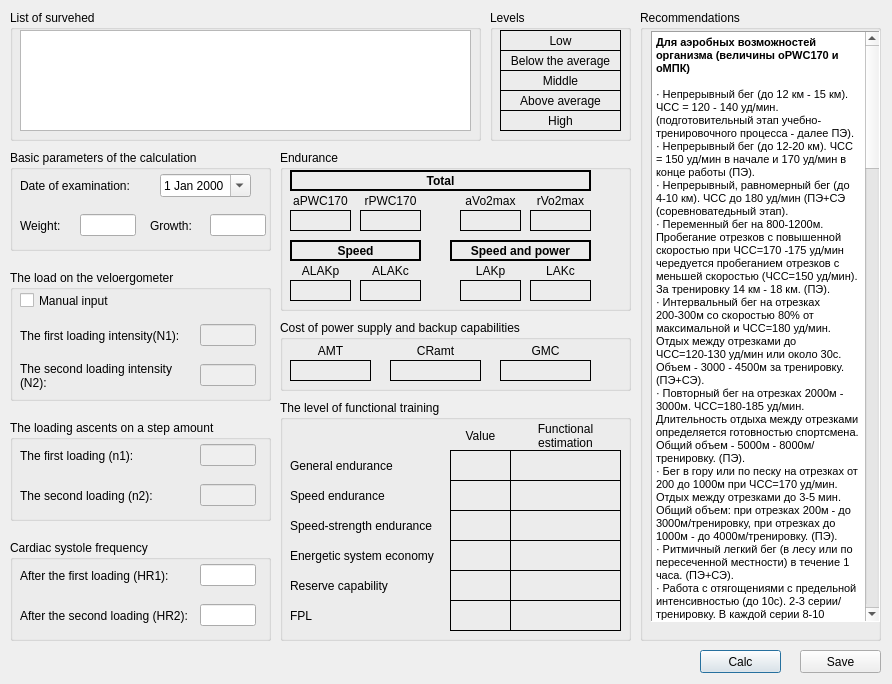
This is shvsm/shvsmcreatedialog.ui in SeregaGomen/shvsm as Qt 5 draws it before an edit. The edited form follows.
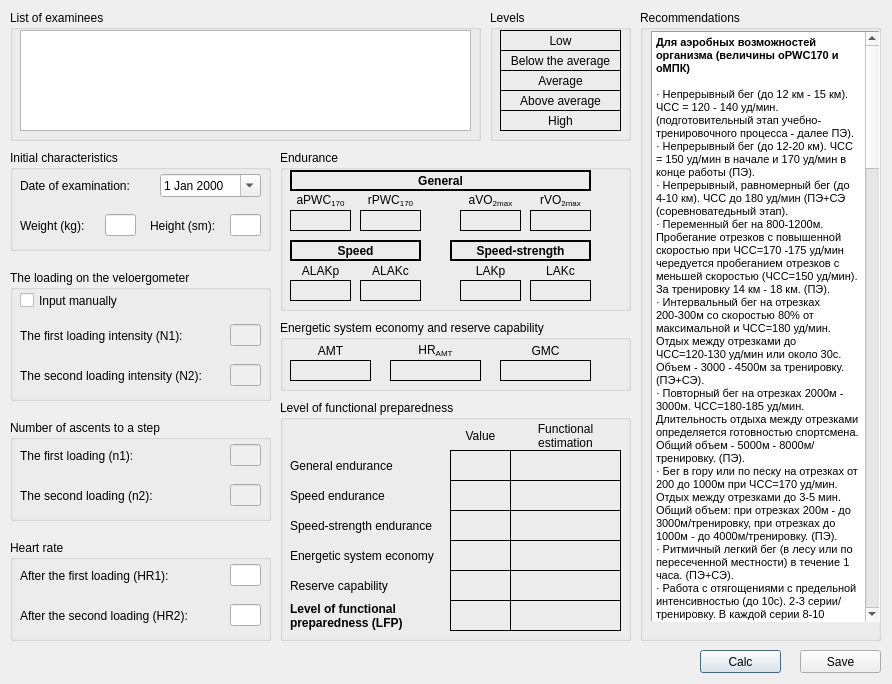
This is the edited form.

```diff
--- a/shvsm/shvsmcreatedialog.ui
+++ b/shvsm/shvsmcreatedialog.ui
@@ -35,7 +35,7 @@
     </rect>
    </property>
    <property name="title">
-    <string>List of survehed</string>
+    <string>List of examinees</string>
    </property>
    <widget class="QWidget" name="verticalLayoutWidget">
     <property name="geometry">
@@ -63,7 +63,7 @@
     </rect>
    </property>
    <property name="title">
-    <string>Basic parameters of the calculation</string>
+    <string>Initial characteristics</string>
    </property>
    <widget class="QWidget" name="horizontalLayoutWidget">
     <property name="geometry">
@@ -89,7 +89,7 @@
      <rect>
       <x>150</x>
       <y>20</y>
-      <width>91</width>
+      <width>101</width>
       <height>31</height>
      </rect>
     </property>
@@ -108,7 +108,7 @@
      <rect>
       <x>10</x>
       <y>60</y>
-      <width>51</width>
+      <width>81</width>
       <height>31</height>
      </rect>
     </property>
@@ -116,7 +116,7 @@
      <item>
       <widget class="QLabel" name="label_2">
        <property name="text">
-        <string>Weight:</string>
+        <string>Weight (kg):</string>
        </property>
       </widget>
      </item>
@@ -125,9 +125,9 @@
    <widget class="QWidget" name="horizontalLayoutWidget_4">
     <property name="geometry">
      <rect>
-      <x>70</x>
+      <x>95</x>
       <y>60</y>
-      <width>56</width>
+      <width>31</width>
       <height>31</height>
      </rect>
     </property>
@@ -142,7 +142,7 @@
      <rect>
       <x>140</x>
       <y>60</y>
-      <width>51</width>
+      <width>77</width>
       <height>31</height>
      </rect>
     </property>
@@ -150,7 +150,7 @@
      <item>
       <widget class="QLabel" name="label_3">
        <property name="text">
-        <string>Growth:</string>
+        <string>Height (sm):</string>
        </property>
       </widget>
      </item>
@@ -159,9 +159,9 @@
    <widget class="QWidget" name="horizontalLayoutWidget_6">
     <property name="geometry">
      <rect>
-      <x>200</x>
+      <x>220</x>
       <y>60</y>
-      <width>56</width>
+      <width>31</width>
       <height>31</height>
      </rect>
     </property>
@@ -182,14 +182,14 @@
     </rect>
    </property>
    <property name="title">
-    <string>The load on the veloergometer</string>
+    <string>The loading on the veloergometer</string>
    </property>
    <widget class="QWidget" name="horizontalLayoutWidget_13">
     <property name="geometry">
      <rect>
-      <x>190</x>
+      <x>220</x>
       <y>50</y>
-      <width>56</width>
+      <width>31</width>
       <height>31</height>
      </rect>
     </property>
@@ -208,7 +208,7 @@
      <rect>
       <x>10</x>
       <y>50</y>
-      <width>171</width>
+      <width>211</width>
       <height>31</height>
      </rect>
     </property>
@@ -216,7 +216,7 @@
      <item>
       <widget class="QLabel" name="label_7">
        <property name="text">
-        <string>The first loading intensity(N1):</string>
+        <string>The first loading intensity (N1):</string>
        </property>
        <property name="wordWrap">
         <bool>true</bool>
@@ -228,9 +228,9 @@
    <widget class="QWidget" name="horizontalLayoutWidget_15">
     <property name="geometry">
      <rect>
-      <x>190</x>
+      <x>220</x>
       <y>90</y>
-      <width>56</width>
+      <width>31</width>
       <height>31</height>
      </rect>
     </property>
@@ -249,7 +249,7 @@
      <rect>
       <x>10</x>
       <y>90</y>
-      <width>171</width>
+      <width>211</width>
       <height>31</height>
      </rect>
     </property>
@@ -276,7 +276,7 @@
      </rect>
     </property>
     <property name="text">
-     <string>Manual input</string>
+     <string>Input manually</string>
     </property>
    </widget>
   </widget>
@@ -290,14 +290,14 @@
     </rect>
    </property>
    <property name="title">
-    <string>The loading ascents on a step amount </string>
+    <string>Number of ascents to a step</string>
    </property>
    <widget class="QWidget" name="horizontalLayoutWidget_17">
     <property name="geometry">
      <rect>
-      <x>190</x>
+      <x>220</x>
       <y>20</y>
-      <width>56</width>
+      <width>31</width>
       <height>31</height>
      </rect>
     </property>
@@ -316,7 +316,7 @@
      <rect>
       <x>10</x>
       <y>20</y>
-      <width>292</width>
+      <width>201</width>
       <height>31</height>
      </rect>
     </property>
@@ -333,9 +333,9 @@
    <widget class="QWidget" name="horizontalLayoutWidget_19">
     <property name="geometry">
      <rect>
-      <x>190</x>
+      <x>220</x>
       <y>60</y>
-      <width>56</width>
+      <width>31</width>
       <height>31</height>
      </rect>
     </property>
@@ -354,7 +354,7 @@
      <rect>
       <x>10</x>
       <y>60</y>
-      <width>171</width>
+      <width>201</width>
       <height>31</height>
      </rect>
     </property>
@@ -379,14 +379,14 @@
     </rect>
    </property>
    <property name="title">
-    <string>Cardiac systole frequency</string>
+    <string>Heart rate</string>
    </property>
    <widget class="QWidget" name="horizontalLayoutWidget_21">
     <property name="geometry">
      <rect>
-      <x>190</x>
+      <x>220</x>
       <y>20</y>
-      <width>56</width>
+      <width>31</width>
       <height>31</height>
      </rect>
     </property>
@@ -401,7 +401,7 @@
      <rect>
       <x>10</x>
       <y>20</y>
-      <width>171</width>
+      <width>201</width>
       <height>31</height>
      </rect>
     </property>
@@ -421,9 +421,9 @@
    <widget class="QWidget" name="horizontalLayoutWidget_23">
     <property name="geometry">
      <rect>
-      <x>190</x>
+      <x>220</x>
       <y>60</y>
-      <width>56</width>
+      <width>31</width>
       <height>31</height>
      </rect>
     </property>
@@ -438,7 +438,7 @@
      <rect>
       <x>10</x>
       <y>60</y>
-      <width>174</width>
+      <width>201</width>
       <height>31</height>
      </rect>
     </property>
@@ -490,7 +490,7 @@
         <enum>QFrame::WinPanel</enum>
        </property>
        <property name="text">
-        <string>Total</string>
+        <string>General</string>
        </property>
        <property name="alignment">
         <set>Qt::AlignCenter</set>
@@ -512,7 +512,7 @@
      <item>
       <widget class="QLabel" name="label_5">
        <property name="text">
-        <string>aPWC170</string>
+        <string>aPWC&lt;sub&gt;170</string>
        </property>
        <property name="alignment">
         <set>Qt::AlignCenter</set>
@@ -534,7 +534,7 @@
      <item>
       <widget class="QLabel" name="label_6">
        <property name="text">
-        <string>rPWC170</string>
+        <string>rPWC&lt;sub&gt;170</string>
        </property>
        <property name="alignment">
         <set>Qt::AlignCenter</set>
@@ -640,7 +640,7 @@
      <item>
       <widget class="QLabel" name="label_15">
        <property name="text">
-        <string>aVo2max</string>
+        <string>aVO&lt;sub&gt;2max</string>
        </property>
        <property name="alignment">
         <set>Qt::AlignCenter</set>
@@ -662,7 +662,7 @@
      <item>
       <widget class="QLabel" name="label_16">
        <property name="text">
-        <string>rVo2max</string>
+        <string>rVO&lt;sub&gt;2max</string>
        </property>
        <property name="alignment">
         <set>Qt::AlignCenter</set>
@@ -752,7 +752,7 @@
         <enum>QFrame::WinPanel</enum>
        </property>
        <property name="text">
-        <string>Speed and power</string>
+        <string>Speed-strength</string>
        </property>
        <property name="alignment">
         <set>Qt::AlignCenter</set>
@@ -972,7 +972,7 @@
     </rect>
    </property>
    <property name="title">
-    <string>Cost of power supply and backup capabilities</string>
+    <string>Energetic system economy and reserve capability</string>
    </property>
    <widget class="QWidget" name="horizontalLayoutWidget_31">
     <property name="geometry">
@@ -1009,7 +1009,7 @@
      <item>
       <widget class="QLabel" name="label_25">
        <property name="text">
-        <string>CRamt</string>
+        <string>HR&lt;sub&gt;AMT</string>
        </property>
        <property name="alignment">
         <set>Qt::AlignCenter</set>
@@ -1135,7 +1135,7 @@
     </rect>
    </property>
    <property name="title">
-    <string>The level of functional training</string>
+    <string>Level of functional preparedness</string>
    </property>
    <widget class="QWidget" name="gridLayoutWidget">
     <property name="geometry">
@@ -1544,8 +1544,14 @@
     <layout class="QGridLayout" name="gridLayout_18">
      <item row="0" column="0">
       <widget class="QLabel" name="label_32">
+       <property name="font">
+        <font>
+         <weight>75</weight>
+         <bold>true</bold>
+        </font>
+       </property>
        <property name="text">
-        <string>FPL</string>
+        <string>Level of functional preparedness (LFP)</string>
        </property>
        <property name="wordWrap">
         <bool>true</bool>
@@ -1658,7 +1664,7 @@
         <enum>QFrame::Box</enum>
        </property>
        <property name="text">
-        <string>Middle</string>
+        <string>Average</string>
        </property>
        <property name="alignment">
         <set>Qt::AlignCenter</set>
```
Left out of the diff: 12 changed lines with no effect on the pictures.
